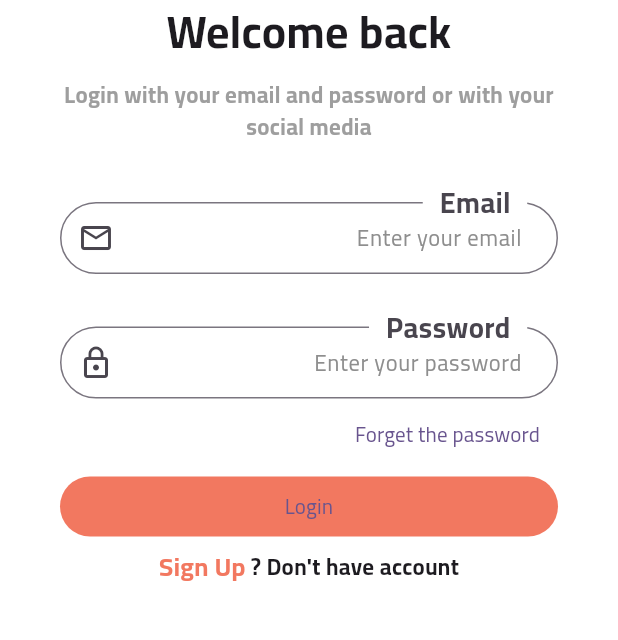
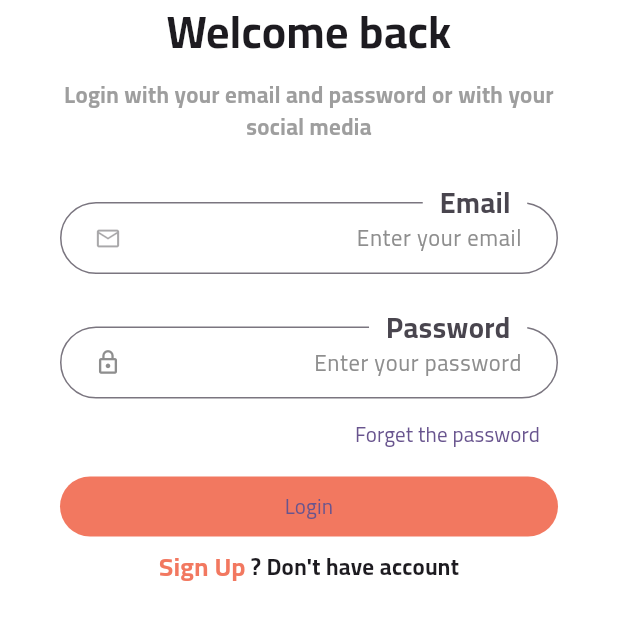
Before and after one commit to Abdulrahman-Youssef/e-commerce, a Flutter app: the screen it shows after launch, after a tap on "ar", after a tap on "Skip", on a phone screen of 412 x 824 dp, the part 407-1047 px from its top. Run offline on Flutter 3.47's test engine with Material 3 defaults, Android fonts, the phone set to English and light mode, and no system bars; our stand-ins replace flutter_otp_text_field, get, shared_preferences; project files that could hold a hidden picture were left out.

Commit message:
26- secure password text field

```diff
--- a/lib/controller/auth/login_controller.dart
+++ b/lib/controller/auth/login_controller.dart
@@ -1,4 +1,5 @@
 import 'package:ecommerce_app_w/core/constant/approutes.dart';
+import 'package:ecommerce_app_w/core/constant/color.dart';
 import 'package:flutter/cupertino.dart';
 import 'package:get/get.dart';
 
@@ -6,6 +7,7 @@
   login();
   toSignUp();
   toForgetPassword();
+  showPassword();
 }
 
 class LoginControllerImpl extends LoginController {
@@ -14,6 +16,16 @@
 
   late TextEditingController email ;
   late TextEditingController password;
+  bool isShowPassword = true;
+  Color iconColor = AppColor.grey ;
+
+
+  @override
+  showPassword() {
+    isShowPassword = isShowPassword == true ? false : true;
+    iconColor = iconColor == AppColor.grey ? AppColor.primaryColor : AppColor.grey;
+    update();
+  }
 
   @override
   login() {
--- a/lib/view/screen/auth/login.dart
+++ b/lib/view/screen/auth/login.dart
@@ -73,7 +73,12 @@
                     isNumber: false,
                   ),
                   const SizedBox(height: 35),
-                  AuthTextField(
+                  GetBuilder<LoginControllerImpl>(
+                      //password
+                      builder: (controller) => AuthTextField(
+                          iconColor: controller.iconColor,
+                            isObscure: controller.isShowPassword,
+                            onTapIcon: controller.showPassword,
                             validator: (val) {
                               return validInput(val!, 8, 30, "Password");
                             },
@@ -82,7 +87,7 @@
                             iconData: Icons.lock_outline,
                             labeltext: "Password",
                             isNumber: false,
-                  ),
+                          )),
                   Container(
                     alignment: Alignment.centerRight,
                     child: TextButton(
--- a/lib/view/widget/login/Authtextfield.dart
+++ b/lib/view/widget/login/Authtextfield.dart
@@ -7,26 +7,37 @@
   final TextEditingController? mycontroller;
   final String? Function(String?) validator;
   final bool isNumber;
+  final bool isObscure;
+  final void Function()? onTapIcon;
+  final Color? iconColor;
 
-  const AuthTextField(
-      {super.key,
-      required this.hinttext,
-      required this.labeltext,
-      required this.iconData,
-      required this.mycontroller,
-      required this.validator,
-      required this.isNumber});
+  const AuthTextField({
+    super.key,
+    required this.hinttext,
+    required this.labeltext,
+    required this.iconData,
+    required this.mycontroller,
+    required this.validator,
+    required this.isNumber,
+    this.isObscure = false,
+    this.onTapIcon,
+    this.iconColor,
+  });
 
   @override
   Widget build(BuildContext context) {
     return TextFormField(
+      obscureText: isObscure,
       keyboardType: isNumber
           ? const TextInputType.numberWithOptions(decimal: true)
           : TextInputType.text,
       validator: validator,
       controller: mycontroller,
       decoration: InputDecoration(
-          suffixIcon: Icon(iconData),
+          suffixIcon: TextButton(
+            onPressed: onTapIcon,
+            child: Icon(iconData , color: iconColor,),
+          ),
           hintText: hinttext,
           hintStyle: Theme.of(context).textTheme.bodySmall,
           contentPadding:
```
Also changed, not shown: lib/controller/onboarding_controller.dart (+5 -11 lines), lib/core/function/validinput.dart (+4 -8 lines). Lines whose indentation alone changed are shown as unchanged.
